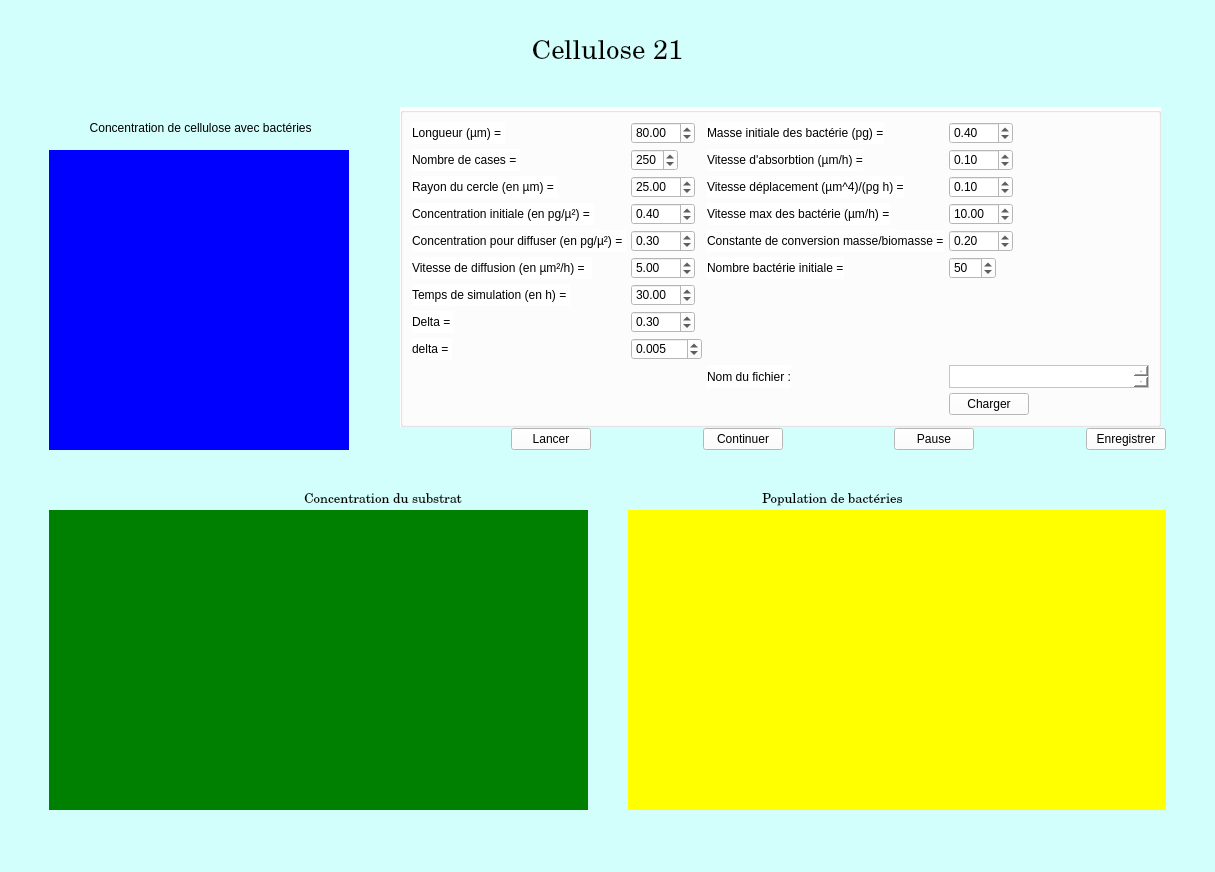
enzo-viguier/Cellulose-21, file Application/src/Ui_Simulation.ui: the form before one commit.
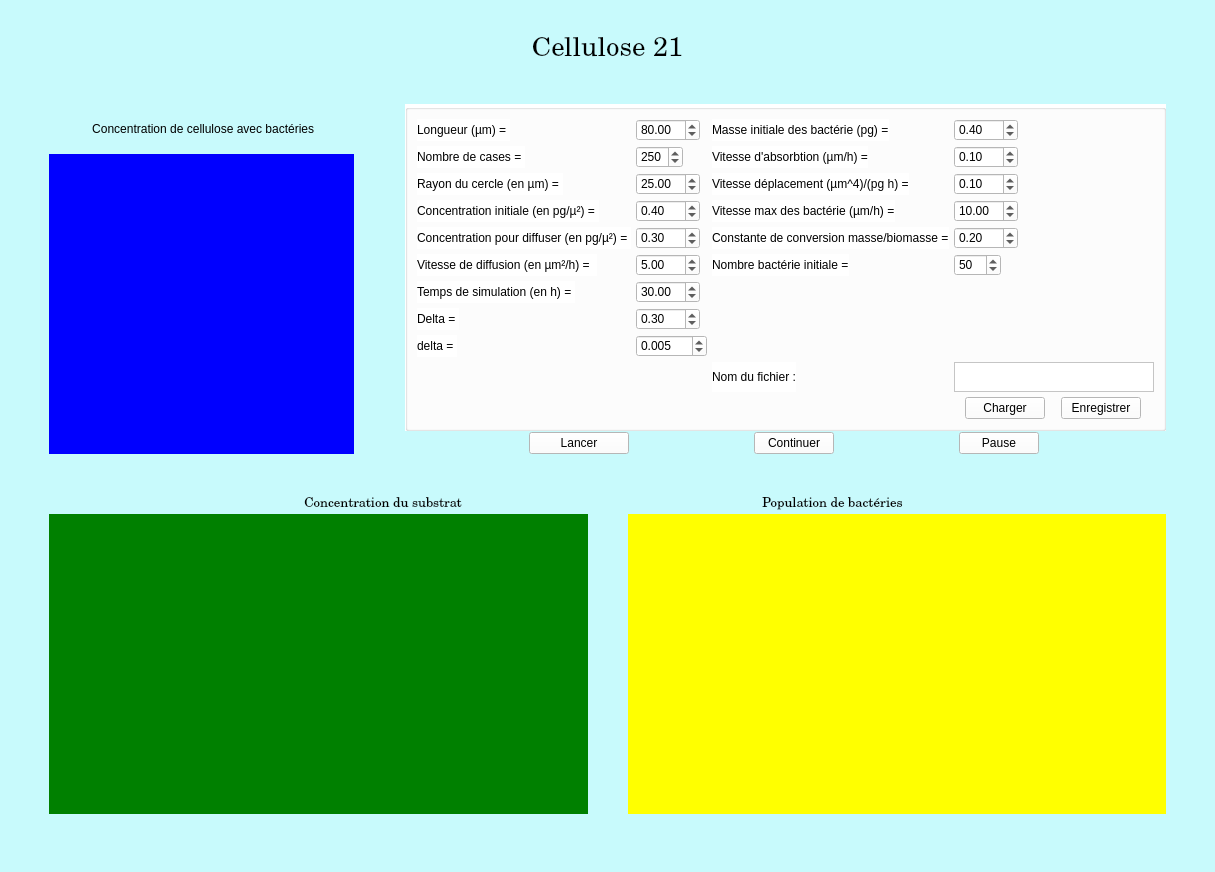
The form after the commit. Custom widgets are drawn as their Qt base class.

Commit message: changements interface pour les boutons

The edit to the form file:
```diff
--- a/Application/src/Ui_Simulation.ui
+++ b/Application/src/Ui_Simulation.ui
@@ -17,7 +17,7 @@
    <string>MainWindow</string>
   </property>
   <property name="styleSheet">
-   <string notr="true">background-color:  rgb(210, 255, 252)</string>
+   <string notr="true">background-color: rgb(200, 250, 252)</string>
   </property>
   <widget class="QWidget" name="centralwidget">
    <property name="minimumSize">
@@ -164,11 +164,14 @@
            </spacer>
           </item>
           <item>
-           <layout class="QVBoxLayout" name="verticalLayout_3">
-            <item>
+           <layout class="QGridLayout" name="gridLayout_4">
+            <property name="sizeConstraint">
+             <enum>QLayout::SetFixedSize</enum>
+            </property>
+            <item row="0" column="0">
              <widget class="QGroupBox" name="">
               <property name="styleSheet">
-               <string notr="true">background-color : rgb(255, 255, 255)</string>
+               <string notr="true">background-color : white</string>
               </property>
               <layout class="QGridLayout" name="gridLayout_donnees">
                <property name="sizeConstraint">
@@ -430,7 +433,7 @@
                   </sizepolicy>
                  </property>
                  <property name="styleSheet">
-                  <string notr="true">background-color: white;
+                  <string notr="true">
 font: 75 10pt &quot;Century Schoolbook L&quot;;</string>
                  </property>
                  <property name="text">
@@ -447,7 +450,7 @@
                   </sizepolicy>
                  </property>
                  <property name="styleSheet">
-                  <string notr="true">background-color: white;
+                  <string notr="true">
 font: 75 10pt &quot;Century Schoolbook L&quot;;</string>
                  </property>
                  <property name="text">
@@ -464,7 +467,7 @@
                   </sizepolicy>
                  </property>
                  <property name="styleSheet">
-                  <string notr="true">background-color: white;
+                  <string notr="true">
 font: 75 10pt &quot;Century Schoolbook L&quot;;</string>
                  </property>
                  <property name="text">
@@ -481,7 +484,7 @@
                   </sizepolicy>
                  </property>
                  <property name="styleSheet">
-                  <string notr="true">background-color: white;
+                  <string notr="true">
 font: 75 10pt &quot;Century Schoolbook L&quot;;</string>
                  </property>
                  <property name="text">
@@ -498,7 +501,7 @@
                   </sizepolicy>
                  </property>
                  <property name="styleSheet">
-                  <string notr="true">background-color: white;
+                  <string notr="true">
 font: 75 10pt &quot;Century Schoolbook L&quot;;</string>
                  </property>
                  <property name="text">
@@ -584,7 +587,7 @@
                   </sizepolicy>
                  </property>
                  <property name="styleSheet">
-                  <string notr="true">background-color: white;
+                  <string notr="true">
 font: 75 10pt &quot;Century Schoolbook L&quot;;</string>
                  </property>
                  <property name="text">
@@ -624,7 +627,7 @@
                   </sizepolicy>
                  </property>
                  <property name="styleSheet">
-                  <string notr="true">background-color: white;
+                  <string notr="true">
 font: 75 10pt &quot;Century Schoolbook L&quot;;</string>
                  </property>
                  <property name="text">
@@ -664,7 +667,7 @@
                   </sizepolicy>
                  </property>
                  <property name="styleSheet">
-                  <string notr="true">background-color: white;
+                  <string notr="true">
 font: 75 10pt &quot;Century Schoolbook L&quot;;</string>
                  </property>
                  <property name="text">
@@ -681,7 +684,7 @@
                   </sizepolicy>
                  </property>
                  <property name="styleSheet">
-                  <string notr="true">background-color: white;
+                  <string notr="true">
 font: 75 10pt &quot;Century Schoolbook L&quot;;</string>
                  </property>
                  <property name="text">
@@ -698,7 +701,8 @@
                   </sizepolicy>
                  </property>
                  <property name="styleSheet">
-                  <string notr="true">background-color: white;
+                  <string notr="true">
+
 font: 75 10pt &quot;Century Schoolbook L&quot;;</string>
                  </property>
                  <property name="text">
@@ -735,7 +739,7 @@
                   </sizepolicy>
                  </property>
                  <property name="styleSheet">
-                  <string notr="true">background-color: white;
+                  <string notr="true">
 font: 75 10pt &quot;Century Schoolbook L&quot;;</string>
                  </property>
                  <property name="text">
@@ -752,7 +756,7 @@
                   </sizepolicy>
                  </property>
                  <property name="styleSheet">
-                  <string notr="true">background-color: white;
+                  <string notr="true">
 font: 75 10pt &quot;Century Schoolbook L&quot;;</string>
                  </property>
                  <property name="text">
@@ -769,7 +773,7 @@
                   </sizepolicy>
                  </property>
                  <property name="styleSheet">
-                  <string notr="true">background-color: white;
+                  <string notr="true">
 font: 75 10pt &quot;Century Schoolbook L&quot;;</string>
                  </property>
                  <property name="text">
@@ -786,7 +790,7 @@
                   </sizepolicy>
                  </property>
                  <property name="styleSheet">
-                  <string notr="true">background-color: white;
+                  <string notr="true">
 font: 75 10pt &quot;Century Schoolbook L&quot;;</string>
                  </property>
                  <property name="text">
@@ -803,7 +807,7 @@
                   </sizepolicy>
                  </property>
                  <property name="styleSheet">
-                  <string notr="true">background-color: white;
+                  <string notr="true">
 font: 75 10pt &quot;Century Schoolbook L&quot;;</string>
                  </property>
                  <property name="text">
@@ -811,26 +815,8 @@
                  </property>
                 </widget>
                </item>
-               <item row="10" column="4">
-                <widget class="QPushButton" name="pushButton">
-                 <property name="sizePolicy">
-                  <sizepolicy hsizetype="Fixed" vsizetype="Fixed">
-                   <horstretch>0</horstretch>
-                   <verstretch>0</verstretch>
-                  </sizepolicy>
-                 </property>
-                 <property name="styleSheet">
-                  <string notr="true">background-color: white;
-
-</string>
-                 </property>
-                 <property name="text">
-                  <string>Charger</string>
-                 </property>
-                </widget>
-               </item>
                <item row="9" column="4">
-                <widget class="QTextEdit" name="textEdit">
+                <widget class="QPlainTextEdit" name="plainTextEdit">
                  <property name="sizePolicy">
                   <sizepolicy hsizetype="Fixed" vsizetype="Fixed">
                    <horstretch>0</horstretch>
@@ -840,7 +826,7 @@
                  <property name="maximumSize">
                   <size>
                    <width>200</width>
-                   <height>23</height>
+                   <height>30</height>
                   </size>
                  </property>
                  <property name="styleSheet">
@@ -857,7 +843,7 @@
                   </sizepolicy>
                  </property>
                  <property name="styleSheet">
-                  <string notr="true">background-color: white;
+                  <string notr="true">
 font: 75 10pt &quot;Century Schoolbook L&quot;;</string>
                  </property>
                  <property name="text">
@@ -865,24 +851,49 @@
                  </property>
                 </widget>
                </item>
+               <item row="10" column="4">
+                <layout class="QHBoxLayout" name="horizontalLayout_2">
+                 <item>
+                  <widget class="QPushButton" name="pushButton">
+                   <property name="sizePolicy">
+                    <sizepolicy hsizetype="Fixed" vsizetype="Fixed">
+                     <horstretch>0</horstretch>
+                     <verstretch>0</verstretch>
+                    </sizepolicy>
+                   </property>
+                   <property name="styleSheet">
+                    <string notr="true">background-color: white;
+
+</string>
+                   </property>
+                   <property name="text">
+                    <string>Charger</string>
+                   </property>
+                  </widget>
+                 </item>
+                 <item>
+                  <widget class="QPushButton" name="pushButton_2">
+                   <property name="sizePolicy">
+                    <sizepolicy hsizetype="Fixed" vsizetype="Fixed">
+                     <horstretch>0</horstretch>
+                     <verstretch>0</verstretch>
+                    </sizepolicy>
+                   </property>
+                   <property name="styleSheet">
+                    <string notr="true">background-color : rgb(255, 255, 255)</string>
+                   </property>
+                   <property name="text">
+                    <string>Enregistrer</string>
+                   </property>
+                  </widget>
+                 </item>
+                </layout>
+               </item>
               </layout>
              </widget>
             </item>
-            <item>
+            <item row="1" column="0">
              <layout class="QHBoxLayout" name="entreeDonnee">
-              <item>
-               <spacer name="horizontalSpacer_9">
-                <property name="orientation">
-                 <enum>Qt::Horizontal</enum>
-                </property>
-                <property name="sizeHint" stdset="0">
-                 <size>
-                  <width>40</width>
-                  <height>20</height>
-                 </size>
-                </property>
-               </spacer>
-              </item>
               <item>
                <widget class="QPushButton" name="entree">
                 <property name="sizePolicy">
@@ -911,19 +922,6 @@
                 </property>
                </widget>
               </item>
-              <item>
-               <spacer name="horizontalSpacer_10">
-                <property name="orientation">
-                 <enum>Qt::Horizontal</enum>
-                </property>
-                <property name="sizeHint" stdset="0">
-                 <size>
-                  <width>40</width>
-                  <height>20</height>
-                 </size>
-                </property>
-               </spacer>
-              </item>
               <item>
                <widget class="QPushButton" name="start">
                 <property name="sizePolicy">
@@ -940,19 +938,6 @@
                 </property>
                </widget>
               </item>
-              <item>
-               <spacer name="horizontalSpacer_11">
-                <property name="orientation">
-                 <enum>Qt::Horizontal</enum>
-                </property>
-                <property name="sizeHint" stdset="0">
-                 <size>
-                  <width>40</width>
-                  <height>20</height>
-                 </size>
-                </property>
-               </spacer>
-              </item>
               <item>
                <widget class="QPushButton" name="stop">
                 <property name="sizePolicy">
@@ -969,35 +954,6 @@
                 </property>
                </widget>
               </item>
-              <item>
-               <spacer name="horizontalSpacer_12">
-                <property name="orientation">
-                 <enum>Qt::Horizontal</enum>
-                </property>
-                <property name="sizeHint" stdset="0">
-                 <size>
-                  <width>40</width>
-                  <height>20</height>
-                 </size>
-                </property>
-               </spacer>
-              </item>
-              <item>
-               <widget class="QPushButton" name="pushButton_2">
-                <property name="sizePolicy">
-                 <sizepolicy hsizetype="Fixed" vsizetype="Fixed">
-                  <horstretch>0</horstretch>
-                  <verstretch>0</verstretch>
-                 </sizepolicy>
-                </property>
-                <property name="styleSheet">
-                 <string notr="true">background-color: white;</string>
-                </property>
-                <property name="text">
-                 <string>Enregistrer</string>
-                </property>
-               </widget>
-              </item>
              </layout>
             </item>
            </layout>
```
